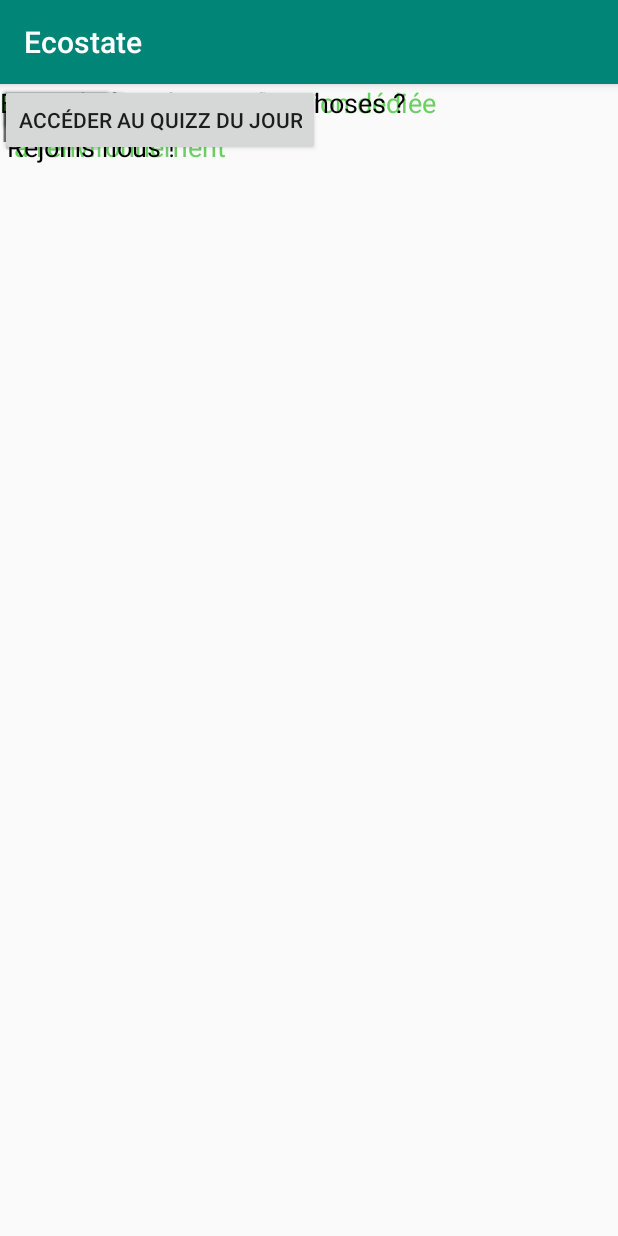
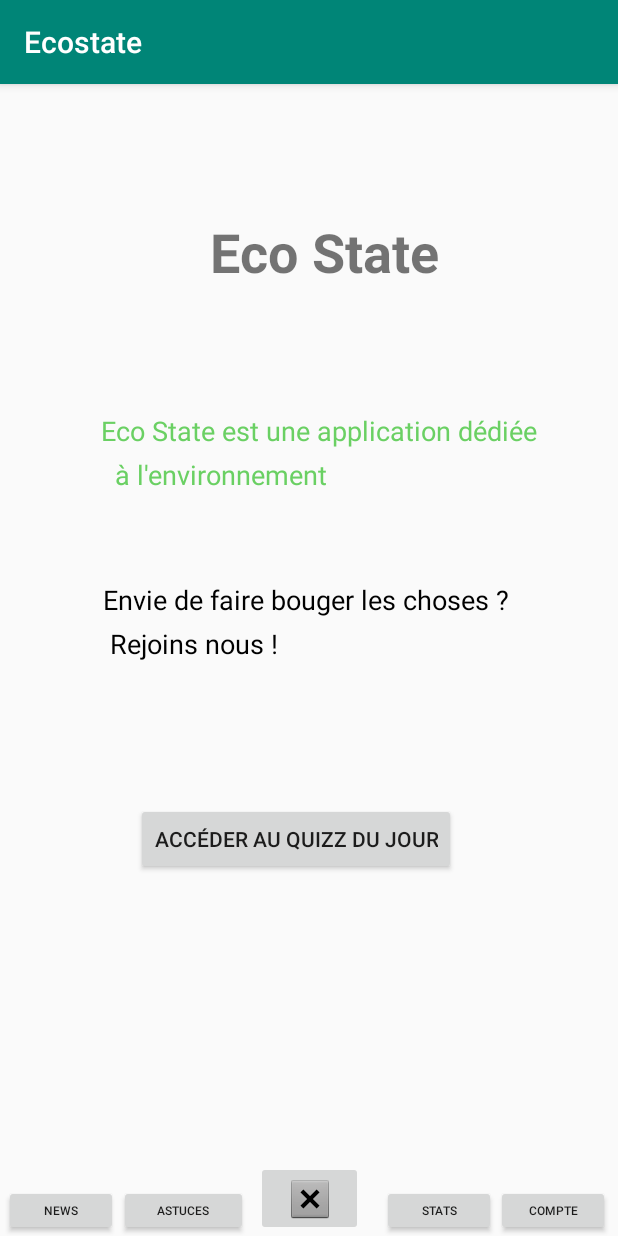
Before and after one commit to Aitux/ecostate, an Android app: the screen it shows after launch (Menu), on a phone screen of 412 x 824 dp. Run offline under Robolectric (Android 15) with nearby library versions, the phone set to English and light mode, and no system bars.

Commit message:
resolution ihm

```diff
--- a/app/src/main/java/fil/ecostate/Menu.java
+++ b/app/src/main/java/fil/ecostate/Menu.java
@@ -13,6 +13,7 @@ public class Menu extends AppCompatActivity {
     protected void onCreate(Bundle savedInstanceState) {
         super.onCreate(savedInstanceState);
         setContentView(R.layout.activity_menu);
+
 
         Button quiz = findViewById(R.id.button28);
         Button compte = findViewById(R.id.button36);
--- a/app/src/main/res/layout/activity_menu.xml
+++ b/app/src/main/res/layout/activity_menu.xml
@@ -1,6 +1,5 @@
 <?xml version="1.0" encoding="utf-8"?>
-<android.support.constraint.ConstraintLayout
-    xmlns:android="http://schemas.android.com/apk/res/android"
+<android.support.constraint.ConstraintLayout xmlns:android="http://schemas.android.com/apk/res/android"
     xmlns:app="http://schemas.android.com/apk/res-auto"
     xmlns:tools="http://schemas.android.com/tools"
     android:layout_width="match_parent"
@@ -10,9 +9,12 @@
         android:id="@+id/imageButton23"
         android:layout_width="71dp"
         android:layout_height="50dp"
-        app:srcCompat="@android:drawable/btn_dialog"
-        tools:layout_editor_absoluteX="180dp"
-        tools:layout_editor_absoluteY="675dp" />
+        app:layout_constraintBottom_toBottomOf="parent"
+        app:layout_constraintEnd_toEndOf="parent"
+        app:layout_constraintStart_toStartOf="parent"
+        app:layout_constraintTop_toTopOf="parent"
+        app:layout_constraintVertical_bias="1.0"
+        app:srcCompat="@android:drawable/btn_dialog" />
 
     <Button
         android:id="@+id/button33"
@@ -20,8 +22,12 @@
         android:layout_height="34dp"
         android:text="Astuces"
         android:textSize="8sp"
-        tools:layout_editor_absoluteX="80dp"
-        tools:layout_editor_absoluteY="691dp" />
+        app:layout_constraintBottom_toBottomOf="parent"
+        app:layout_constraintEnd_toEndOf="parent"
+        app:layout_constraintHorizontal_bias="0.243"
+        app:layout_constraintStart_toStartOf="parent"
+        app:layout_constraintTop_toTopOf="parent"
+        app:layout_constraintVertical_bias="1.0" />
 
     <Button
         android:id="@+id/button34"
@@ -29,8 +35,12 @@
         android:layout_height="34dp"
         android:text="Stats"
         android:textSize="8sp"
-        tools:layout_editor_absoluteX="254dp"
-        tools:layout_editor_absoluteY="691dp" />
+        app:layout_constraintBottom_toBottomOf="parent"
+        app:layout_constraintEnd_toEndOf="parent"
+        app:layout_constraintHorizontal_bias="0.758"
+        app:layout_constraintStart_toStartOf="parent"
+        app:layout_constraintTop_toTopOf="parent"
+        app:layout_constraintVertical_bias="1.0" />
 
     <Button
         android:id="@+id/button35"
@@ -38,8 +48,12 @@
         android:layout_height="34dp"
         android:text="News"
         android:textSize="8sp"
-        tools:layout_editor_absoluteX="4dp"
-        tools:layout_editor_absoluteY="691dp" />
+        app:layout_constraintBottom_toBottomOf="parent"
+        app:layout_constraintEnd_toEndOf="parent"
+        app:layout_constraintHorizontal_bias="0.008"
+        app:layout_constraintStart_toStartOf="parent"
+        app:layout_constraintTop_toTopOf="parent"
+        app:layout_constraintVertical_bias="1.0" />
 
     <Button
         android:id="@+id/button36"
@@ -47,8 +61,12 @@
         android:layout_height="34dp"
         android:text="Compte"
         android:textSize="8sp"
-        tools:layout_editor_absoluteX="330dp"
-        tools:layout_editor_absoluteY="691dp" />
+        app:layout_constraintBottom_toBottomOf="parent"
+        app:layout_constraintEnd_toEndOf="parent"
+        app:layout_constraintHorizontal_bias="0.985"
+        app:layout_constraintStart_toStartOf="parent"
+        app:layout_constraintTop_toTopOf="parent"
+        app:layout_constraintVertical_bias="1.0" />
 
     <TextView
         android:id="@+id/textView11"
@@ -57,16 +75,24 @@
         android:text="Eco State"
         android:textSize="36sp"
         android:textStyle="bold"
-        tools:layout_editor_absoluteX="128dp"
-        tools:layout_editor_absoluteY="89dp" />
+        app:layout_constraintBottom_toBottomOf="parent"
+        app:layout_constraintEnd_toEndOf="parent"
+        app:layout_constraintHorizontal_bias="0.539"
+        app:layout_constraintStart_toStartOf="parent"
+        app:layout_constraintTop_toTopOf="parent"
+        app:layout_constraintVertical_bias="0.121" />
 
     <Button
         android:id="@+id/button28"
         android:layout_width="wrap_content"
         android:layout_height="wrap_content"
         android:text="Accéder au quizz du jour"
-        tools:layout_editor_absoluteX="100dp"
-        tools:layout_editor_absoluteY="424dp" />
+        app:layout_constraintBottom_toBottomOf="parent"
+        app:layout_constraintEnd_toEndOf="parent"
+        app:layout_constraintHorizontal_bias="0.455"
+        app:layout_constraintStart_toStartOf="parent"
+        app:layout_constraintTop_toTopOf="parent"
+        app:layout_constraintVertical_bias="0.666" />
 
     <TextView
         android:id="@+id/textView17"
@@ -77,8 +103,12 @@
         android:textColor="@color/Ecostate_green"
         android:textSize="18sp"
         android:typeface="normal"
-        tools:layout_editor_absoluteX="68dp"
-        tools:layout_editor_absoluteY="224dp" />
+        app:layout_constraintBottom_toBottomOf="parent"
+        app:layout_constraintEnd_toEndOf="parent"
+        app:layout_constraintHorizontal_bias="0.579"
+        app:layout_constraintStart_toStartOf="parent"
+        app:layout_constraintTop_toTopOf="parent"
+        app:layout_constraintVertical_bias="0.315" />
 
     <TextView
         android:id="@+id/textView20"
@@ -89,7 +119,10 @@
         android:textColor="@color/common_google_signin_btn_text_dark_focused"
         android:textSize="18sp"
         android:typeface="normal"
-        tools:layout_editor_absoluteX="68dp"
-        tools:layout_editor_absoluteY="328dp" />
+        app:layout_constraintBottom_toBottomOf="parent"
+        app:layout_constraintEnd_toEndOf="parent"
+        app:layout_constraintStart_toStartOf="parent"
+        app:layout_constraintTop_toTopOf="parent"
+        app:layout_constraintVertical_bias="0.477" />
 
 </android.support.constraint.ConstraintLayout>
--- a/app/src/main/res/values/styles.xml
+++ b/app/src/main/res/values/styles.xml
@@ -1,7 +1,7 @@
 <resources>
 
     <!-- Base application theme. -->
-    <style name="AppTheme" parent="Theme.AppCompat.Light.DarkActionBar">
+    <style name="AppTheme" parent="Base.Theme.AppCompat.Light.DarkActionBar">
         <!-- Customize your theme here. -->
         <item name="colorPrimary">@color/colorPrimary</item>
         <item name="colorPrimaryDark">@color/colorPrimaryDark</item>
```
